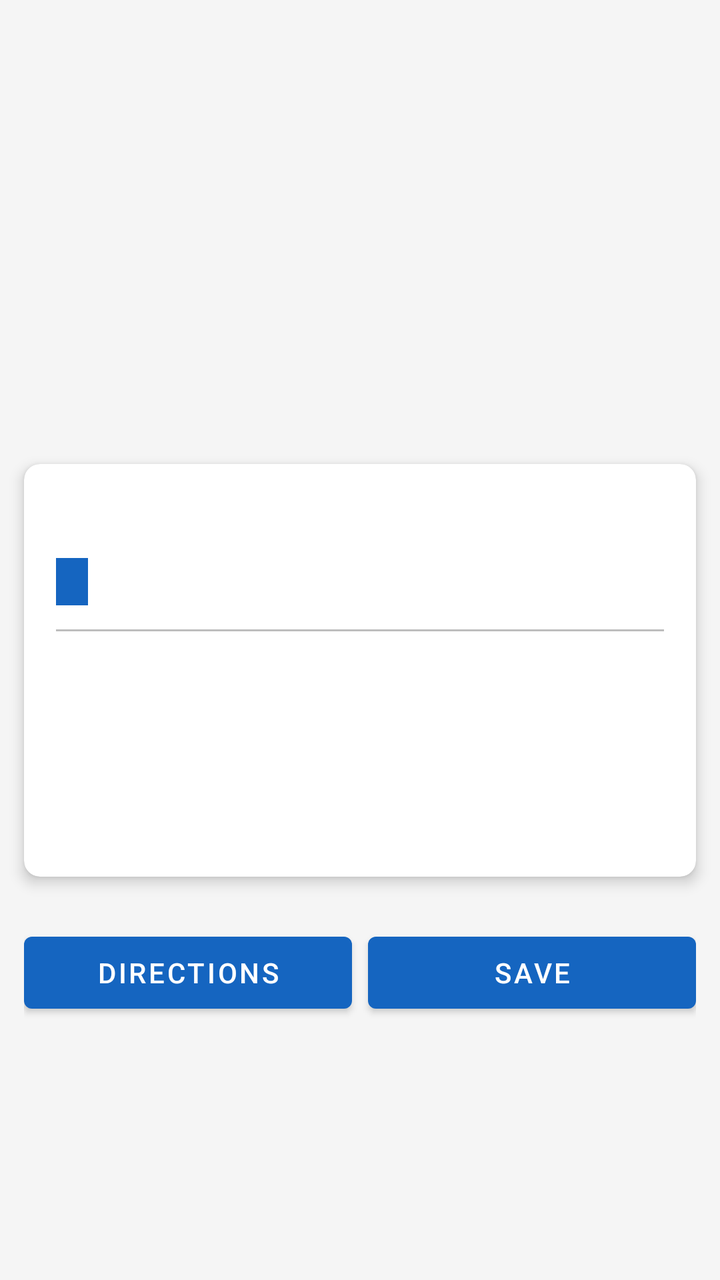
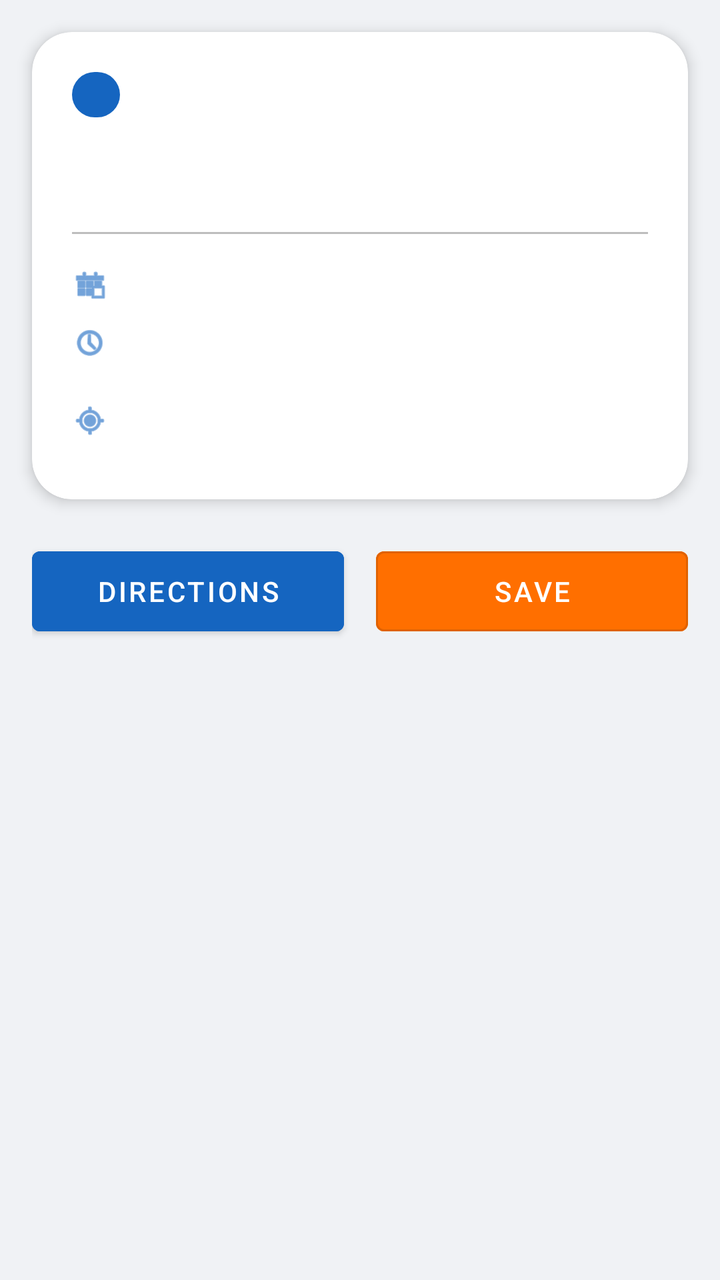

An Android layout rendered at two revisions. The XML below is the earlier revision; the diff shows what the commit changed to produce the second picture.
<!-- AndroidManifest.xml: application theme Theme.AroundMe -->
<!-- res/layout/activity_event_detail.xml -->
<?xml version="1.0" encoding="utf-8"?>
<ScrollView
    xmlns:android="http://schemas.android.com/apk/res/android"
    android:layout_width="match_parent"
    android:layout_height="match_parent"
    android:background="@color/colorBackground">

    <LinearLayout
        android:layout_width="match_parent"
        android:layout_height="wrap_content"
        android:orientation="vertical">

        
        <ImageView
            android:id="@+id/ivDetailImage"
            android:layout_width="match_parent"
            android:layout_height="220dp"
            android:contentDescription="Event image"
            android:scaleType="centerCrop" />

        
        <androidx.cardview.widget.CardView
            style="@style/CardStyle"
            android:layout_width="match_parent"
            android:layout_height="wrap_content"
            android:layout_margin="12dp">

            <LinearLayout
                android:layout_width="match_parent"
                android:layout_height="wrap_content"
                android:orientation="vertical"
                android:padding="16dp">

                <TextView
                    android:id="@+id/tvDetailName"
                    style="@style/TextTitle"
                    android:layout_width="match_parent"
                    android:layout_height="wrap_content"
                    android:textSize="20sp" />

                <TextView
                    android:id="@+id/tvDetailCategory"
                    style="@style/TextSubtitle"
                    android:layout_width="wrap_content"
                    android:layout_height="wrap_content"
                    android:layout_marginTop="4dp"
                    android:background="@color/colorPrimary"
                    android:paddingStart="8dp"
                    android:paddingEnd="8dp"
                    android:paddingTop="3dp"
                    android:paddingBottom="3dp"
                    android:textColor="@color/colorOnPrimary" />

                
                <View
                    android:layout_width="match_parent"
                    android:layout_height="1dp"
                    android:layout_marginTop="12dp"
                    android:layout_marginBottom="12dp"
                    android:background="@color/colorDivider" />

                <TextView
                    android:id="@+id/tvDetailDate"
                    style="@style/TextSubtitle"
                    android:layout_width="match_parent"
                    android:layout_height="wrap_content" />

                <TextView
                    android:id="@+id/tvDetailTime"
                    style="@style/TextSubtitle"
                    android:layout_width="match_parent"
                    android:layout_height="wrap_content"
                    android:layout_marginTop="4dp" />

                <TextView
                    android:id="@+id/tvDetailVenueName"
                    style="@style/TextTitle"
                    android:layout_width="match_parent"
                    android:layout_height="wrap_content"
                    android:layout_marginTop="12dp" />

                <TextView
                    android:id="@+id/tvDetailVenueAddress"
                    style="@style/TextSubtitle"
                    android:layout_width="match_parent"
                    android:layout_height="wrap_content"
                    android:layout_marginTop="4dp" />

            </LinearLayout>

        </androidx.cardview.widget.CardView>

        
        <LinearLayout
            android:layout_width="match_parent"
            android:layout_height="wrap_content"
            android:orientation="horizontal"
            android:padding="12dp">

            
            <com.google.android.material.button.MaterialButton
                android:id="@+id/btnOpenMaps"
                style="@style/ButtonPrimary"
                android:layout_width="0dp"
                android:layout_height="wrap_content"
                android:layout_marginEnd="8dp"
                android:layout_weight="1"
                android:text="Directions" />

            
            <com.google.android.material.button.MaterialButton
                android:id="@+id/btnSaveFavorite"
                style="@style/ButtonPrimary"
                android:layout_width="0dp"
                android:layout_height="wrap_content"
                android:layout_weight="1"
                android:text="Save" />

        </LinearLayout>

    </LinearLayout>

</ScrollView>
<!-- resources referenced by this layout -->
<resources>
  <color name="colorBackground">#F5F5F5</color>
  <color name="colorDivider">#BDBDBD</color>
  <color name="colorOnPrimary">#FFFFFF</color>
  <color name="colorPrimary">#1565C0</color>
  <style name="ButtonPrimary" parent="Widget.MaterialComponents.Button">
          <item name="backgroundTint">@color/colorPrimary</item>
          <item name="android:textColor">@color/colorOnPrimary</item>
      </style>
  <style name="CardStyle" parent="Widget.MaterialComponents.CardView">
          <item name="cardElevation">4dp</item>
          <item name="cardCornerRadius">8dp</item>
          <item name="cardBackgroundColor">@color/colorSurface</item>
      </style>
  <style name="TextSubtitle">
          <item name="android:textSize">13sp</item>
          <item name="android:textColor">@color/colorTextSecondary</item>
      </style>
  <style name="TextTitle">
          <item name="android:textSize">16sp</item>
          <item name="android:textColor">@color/colorOnSurface</item>
          <item name="android:fontFamily">sans-serif-medium</item>
      </style>
  <style name="Theme.AroundMe" parent="Theme.MaterialComponents.DayNight.DarkActionBar">
          <item name="colorPrimary">@color/colorPrimary</item>
          <item name="colorPrimaryDark">@color/colorPrimaryDark</item>
          <item name="colorAccent">@color/colorAccent</item>
          <item name="android:windowBackground">@color/colorBackground</item>
          <item name="android:statusBarColor">@color/colorPrimaryDark</item>
      </style>
  <color name="colorSurface">#FFFFFF</color>
  <color name="colorTextSecondary">#757575</color>
  <color name="colorOnSurface">#212121</color>
  <color name="colorPrimaryDark">#003c8f</color>
  <color name="colorAccent">#FF6F00</color>
</resources>

<!-- the commit's change to res/layout/activity_event_detail.xml (unified diff, before → after) -->
@@ -3,88 +3,150 @@
     xmlns:android="http://schemas.android.com/apk/res/android"
     android:layout_width="match_parent"
     android:layout_height="match_parent"
-    android:background="@color/colorBackground">
+    android:background="#F0F2F5"
+    android:fitsSystemWindows="true">
 
     <LinearLayout
         android:layout_width="match_parent"
         android:layout_height="wrap_content"
-        android:orientation="vertical">
-
-        
-        <ImageView
-            android:id="@+id/ivDetailImage"
-            android:layout_width="match_parent"
-            android:layout_height="220dp"
-            android:contentDescription="Event image"
-            android:scaleType="centerCrop" />
+        android:orientation="vertical"
+        android:paddingBottom="24dp">
 
         
         <androidx.cardview.widget.CardView
-            style="@style/CardStyle"
+            xmlns:app="http://schemas.android.com/apk/res-auto"
             android:layout_width="match_parent"
             android:layout_height="wrap_content"
-            android:layout_margin="12dp">
+            android:layout_margin="16dp"
+            app:cardCornerRadius="20dp"
+            app:cardElevation="4dp"
+            app:cardBackgroundColor="@color/colorSurface">
 
             <LinearLayout
                 android:layout_width="match_parent"
                 android:layout_height="wrap_content"
                 android:orientation="vertical"
-                android:padding="16dp">
+                android:padding="20dp">
+
+                <TextView
+                    android:id="@+id/tvDetailCategory"
+                    android:layout_width="wrap_content"
+                    android:layout_height="wrap_content"
+                    android:background="@drawable/badge_background"
+                    android:paddingStart="12dp"
+                    android:paddingEnd="12dp"
+                    android:paddingTop="4dp"
+                    android:paddingBottom="4dp"
+                    android:textColor="@color/colorOnPrimary"
+                    android:textSize="11sp"
+                    android:textStyle="bold" />
 
                 <TextView
                     android:id="@+id/tvDetailName"
-                    style="@style/TextTitle"
                     android:layout_width="match_parent"
                     android:layout_height="wrap_content"
-                    android:textSize="20sp" />
+                    android:layout_marginTop="12dp"
+                    android:textColor="@color/colorOnSurface"
+                    android:textSize="22sp"
+                    android:textStyle="bold"
+                    android:lineSpacingExtra="3dp" />
 
-                <TextView
-                    android:id="@+id/tvDetailCategory"
-                    style="@style/TextSubtitle"
-                    android:layout_width="wrap_content"
-                    android:layout_height="wrap_content"
-                    android:layout_marginTop="4dp"
-                    android:background="@color/colorPrimary"
-                    android:paddingStart="8dp"
-                    android:paddingEnd="8dp"
-                    android:paddingTop="3dp"
-                    android:paddingBottom="3dp"
-                    android:textColor="@color/colorOnPrimary" />
-
-                
                 <View
                     android:layout_width="match_parent"
                     android:layout_height="1dp"
-                    android:layout_marginTop="12dp"
-                    android:layout_marginBottom="12dp"
+                    android:layout_marginTop="16dp"
+                    android:layout_marginBottom="16dp"
                     android:background="@color/colorDivider" />
 
-                <TextView
-                    android:id="@+id/tvDetailDate"
-                    style="@style/TextSubtitle"
-                    android:layout_width="match_parent"
-                    android:layout_height="wrap_content" />
-
-                <TextView
-                    android:id="@+id/tvDetailTime"
-                    style="@style/TextSubtitle"
+                
+                <LinearLayout
                     android:layout_width="match_parent"
                     android:layout_height="wrap_content"
-                    android:layout_marginTop="4dp" />
+                    android:orientation="horizontal"
+                    android:gravity="center_vertical"
+                    android:layout_marginBottom="10dp">
 
-                <TextView
-                    android:id="@+id/tvDetailVenueName"
-                    style="@style/TextTitle"
+                    <ImageView
+                        android:layout_width="18dp"
+                        android:layout_height="18dp"
+                        android:src="@android:drawable/ic_menu_today"
+                        android:tint="@color/colorPrimary"
+                        android:contentDescription="Date" />
+
+                    <TextView
+                        android:id="@+id/tvDetailDate"
+                        android:layout_width="match_parent"
+                        android:layout_height="wrap_content"
+                        android:layout_marginStart="10dp"
+                        android:textColor="@color/colorOnSurface"
+                        android:textSize="14sp" />
+
+                </LinearLayout>
+
+                
+                <LinearLayout
                     android:layout_width="match_parent"
                     android:layout_height="wrap_content"
-                    android:layout_marginTop="12dp" />
+                    android:orientation="horizontal"
+                    android:gravity="center_vertical"
+                    android:layout_marginBottom="10dp">
 
-                <TextView
-                    android:id="@+id/tvDetailVenueAddress"
-                    style="@style/TextSubtitle"
+                    <ImageView
+                        android:layout_width="18dp"
+                        android:layout_height="18dp"
+                        android:src="@android:drawable/ic_menu_recent_history"
+                        android:tint="@color/colorPrimary"
+                        android:contentDescription="Time" />
+
+                    <TextView
+                        android:id="@+id/tvDetailTime"
+                        android:layout_width="match_parent"
+                        android:layout_height="wrap_content"
+                        android:layout_marginStart="10dp"
+                        android:textColor="@color/colorOnSurface"
+                        android:textSize="14sp" />
+
+                </LinearLayout>
+
+                
+                <LinearLayout
                     android:layout_width="match_parent"
                     android:layout_height="wrap_content"
-                    android:layout_marginTop="4dp" />
+                    android:orientation="horizontal"
+                    android:gravity="center_vertical">
+
+                    <ImageView
+                        android:layout_width="18dp"
+                        android:layout_height="18dp"
+                        android:src="@android:drawable/ic_menu_mylocation"
+                        android:tint="@color/colorPrimary"
+                        android:contentDescription="Venue" />
+
+                    <LinearLayout
+                        android:layout_width="match_parent"
+                        android:layout_height="wrap_content"
+                        android:orientation="vertical"
+                        android:layout_marginStart="10dp">
+
+                        <TextView
+                            android:id="@+id/tvDetailVenueName"
+                            android:layout_width="match_parent"
+                            android:layout_height="wrap_content"
+                            android:textColor="@color/colorOnSurface"
+                            android:textSize="14sp"
+                            android:textStyle="bold" />
+
+                        <TextView
+                            android:id="@+id/tvDetailVenueAddress"
+                            android:layout_width="match_parent"
+                            android:layout_height="wrap_content"
+                            android:layout_marginTop="2dp"
+                            android:textColor="@color/colorTextSecondary"
+                            android:textSize="13sp" />
+
+                    </LinearLayout>
+
+                </LinearLayout>
 
             </LinearLayout>
 
@@ -95,26 +157,33 @@
             android:layout_width="match_parent"
             android:layout_height="wrap_content"
             android:orientation="horizontal"
-            android:padding="12dp">
+            android:paddingStart="16dp"
+            android:paddingEnd="16dp"
+            android:paddingTop="4dp">
 
-            
             <com.google.android.material.button.MaterialButton
                 android:id="@+id/btnOpenMaps"
-                style="@style/ButtonPrimary"
                 android:layout_width="0dp"
-                android:layout_height="wrap_content"
+                android:layout_height="52dp"
+                android:layout_weight="1"
                 android:layout_marginEnd="8dp"
-                android:layout_weight="1"
-                android:text="Directions" />
+                android:text="Directions"
+                android:textSize="14sp"
+                android:textColor="@color/colorOnPrimary"
+                style="@style/Widget.MaterialComponents.Button"
+                android:backgroundTint="@color/colorPrimary" />
 
-            
             <com.google.android.material.button.MaterialButton
                 android:id="@+id/btnSaveFavorite"
-                style="@style/ButtonPrimary"
                 android:layout_width="0dp"
-                android:layout_height="wrap_content"
+                android:layout_height="52dp"
                 android:layout_weight="1"
-                android:text="Save" />
+                android:layout_marginStart="8dp"
+                android:text="Save"
+                android:textSize="14sp"
+                android:textColor="@color/colorOnPrimary"
+                style="@style/Widget.MaterialComponents.Button.OutlinedButton"
+                android:backgroundTint="@color/colorAccent" />
 
         </LinearLayout>
 
<!-- resource entries referenced after the edit -->
@@ -4,33 +4,24 @@
   <color name="colorDivider">#BDBDBD</color>
   <color name="colorOnPrimary">#FFFFFF</color>
   <color name="colorPrimary">#1565C0</color>
-  <style name="ButtonPrimary" parent="Widget.MaterialComponents.Button">
-          <item name="backgroundTint">@color/colorPrimary</item>
-          <item name="android:textColor">@color/colorOnPrimary</item>
-      </style>
-  <style name="CardStyle" parent="Widget.MaterialComponents.CardView">
-          <item name="cardElevation">4dp</item>
-          <item name="cardCornerRadius">8dp</item>
-          <item name="cardBackgroundColor">@color/colorSurface</item>
-      </style>
-  <style name="TextSubtitle">
-          <item name="android:textSize">13sp</item>
-          <item name="android:textColor">@color/colorTextSecondary</item>
-      </style>
-  <style name="TextTitle">
-          <item name="android:textSize">16sp</item>
-          <item name="android:textColor">@color/colorOnSurface</item>
-          <item name="android:fontFamily">sans-serif-medium</item>
-      </style>
   <style name="Theme.AroundMe" parent="Theme.MaterialComponents.DayNight.DarkActionBar">
           <item name="colorPrimary">@color/colorPrimary</item>
           <item name="colorPrimaryDark">@color/colorPrimaryDark</item>
           <item name="colorAccent">@color/colorAccent</item>
           <item name="android:windowBackground">@color/colorBackground</item>
           <item name="android:statusBarColor">@color/colorPrimaryDark</item>
+          <item name="android:windowDrawsSystemBarBackgrounds">true</item>
+          <item name="android:fitsSystemWindows">true</item>
       </style>
   <color name="colorSurface">#FFFFFF</color>
   <color name="colorTextSecondary">#757575</color>
+  <!-- drawable badge_background (drawable) -->
+  <?xml version="1.0" encoding="utf-8"?>
+  <shape xmlns:android="http://schemas.android.com/apk/res/android"
+      android:shape="rectangle">
+      <solid android:color="@color/colorPrimary" />
+      <corners android:radius="12dp" />
+  </shape>
   <color name="colorOnSurface">#212121</color>
   <color name="colorPrimaryDark">#003c8f</color>
   <color name="colorAccent">#FF6F00</color>
